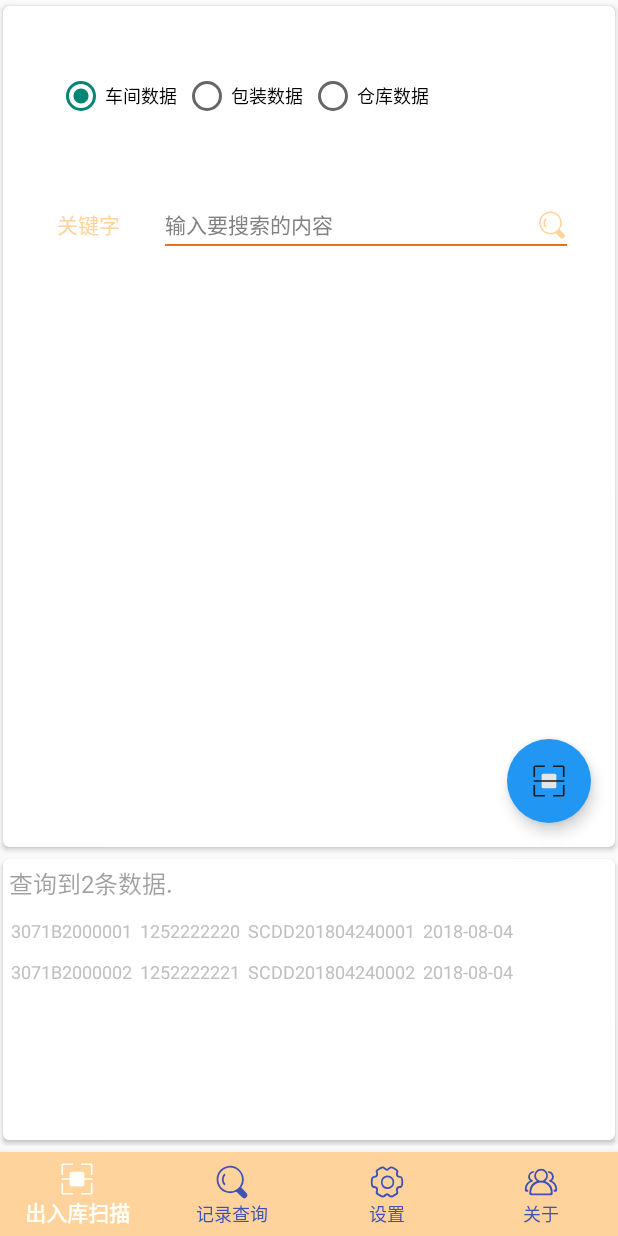
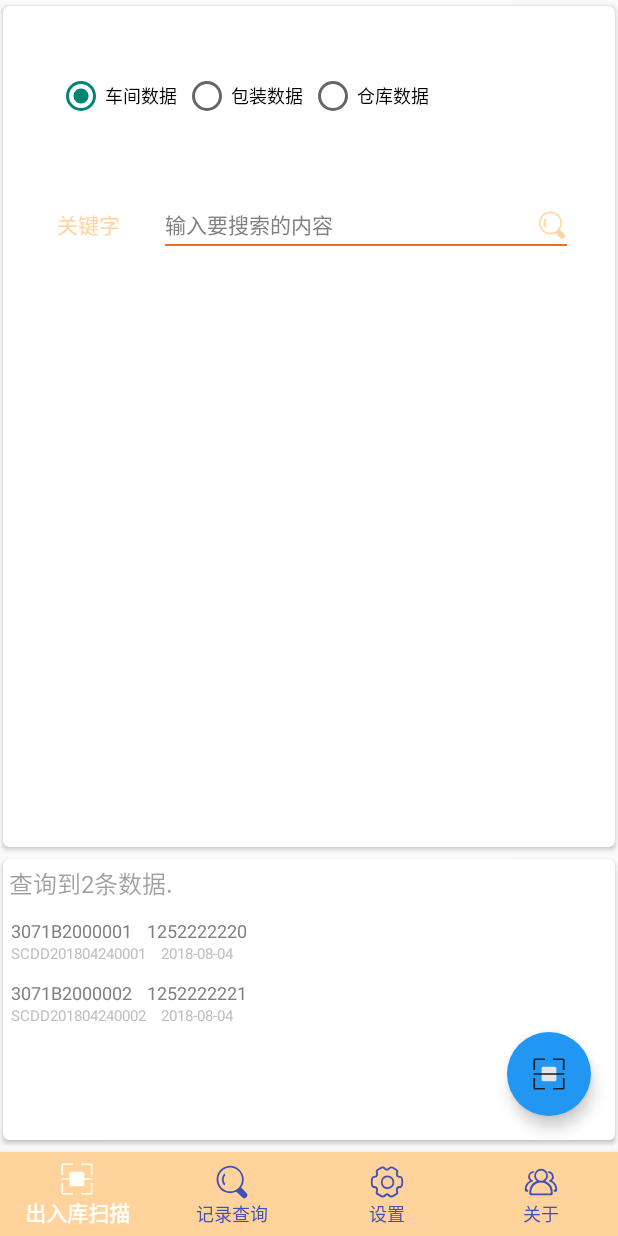
Before and after one commit to may2250/BarCodeSystem, an Android app: the fragment SearchFragment placed in its activity, after a tap on an icon or button, on a phone screen of 412 x 824 dp. Run offline under Robolectric (Android 15) with nearby library versions, the phone set to English and light mode, and no system bars; our stand-ins replace RxJava.

Commit message:
adanced RecyclerView function

```diff
--- a/android/app/build.gradle
+++ b/android/app/build.gradle
@@ -24,6 +24,9 @@ android {
         flatDir {
             dirs 'libs'
         }
+    }
+    dataBinding {
+        enabled = true
     }
     buildToolsVersion '28.0.1'
 }
--- a/android/app/src/main/res/layout/fragment_search.xml
+++ b/android/app/src/main/res/layout/fragment_search.xml
@@ -32,6 +32,7 @@
                 android:layout_marginBottom="@dimen/margin_tiny">
 
                 <RelativeLayout
+                    android:id="@+id/lay_radio"
                     android:layout_width="match_parent"
                     android:layout_height="@dimen/dp_80"
                     android:layout_marginLeft="@dimen/margin_large"
@@ -73,6 +74,7 @@
                 </RelativeLayout>
 
                 <RelativeLayout
+                    android:id="@+id/lay_search"
                     android:layout_width="match_parent"
                     android:layout_height="@dimen/dp_80"
                     android:layout_marginLeft="@dimen/margin_large"
@@ -125,19 +127,7 @@
                 </RelativeLayout>
 
             </LinearLayout>
-            <android.support.design.widget.FloatingActionButton
-                android:id="@+id/fab"
-                android:layout_width="wrap_content"
-                android:layout_height="wrap_content"
-                android:layout_gravity="right|bottom"
-                android:layout_margin="16dp"
-                android:src="@drawable/barcodescanner"
-                app:backgroundTint="@color/blue"
-                app:borderWidth="0dp"
-                app:elevation="6dp"
-                app:fabSize="normal"
-                app:pressedTranslationZ="10dp"
-                app:rippleColor="@color/blue_semi_transparent" />
+
 
         </android.support.v7.widget.CardView>
 
@@ -177,7 +167,23 @@
 
             </LinearLayout>
 
+            <android.support.design.widget.FloatingActionButton
+                android:id="@+id/fab"
+                android:layout_width="wrap_content"
+                android:layout_height="wrap_content"
+                android:layout_gravity="right|bottom"
+                android:layout_margin="16dp"
+                android:src="@drawable/barcodescanner"
+                app:backgroundTint="@color/blue"
+                app:borderWidth="0dp"
+                app:elevation="6dp"
+                app:fabSize="normal"
+                app:pressedTranslationZ="10dp"
+                app:rippleColor="@color/blue_semi_transparent" />
+
         </android.support.v7.widget.CardView>
+
+
 
     </LinearLayout>
 </android.support.constraint.ConstraintLayout>
--- a/android/app/src/main/res/layout/message_item.xml
+++ b/android/app/src/main/res/layout/message_item.xml
@@ -1,17 +1,21 @@
 <?xml version="1.0" encoding="utf-8"?>
 <LinearLayout xmlns:android="http://schemas.android.com/apk/res/android"
-    android:orientation="horizontal"
+    android:orientation="vertical"
     android:layout_width="match_parent"
     android:layout_height="wrap_content"
     android:layout_margin="5dp">
 
+    <LinearLayout
+        android:orientation="horizontal"
+        android:layout_width="match_parent"
+        android:layout_height="wrap_content">
         <TextView
             android:id="@+id/product_mac"
             android:layout_width="wrap_content"
             android:layout_height="wrap_content"
             android:layout_gravity="center_horizontal"
             android:textSize="12sp"
-        android:textColor="@color/tv_gray_normal"/>
+            android:textColor="@color/half_black"/>
 
         <TextView
             android:id="@+id/product_sn"
@@ -19,25 +23,31 @@
             android:layout_height="wrap_content"
             android:layout_gravity="center"
             android:textSize="12sp"
-        android:textColor="@color/tv_gray_normal"
-        android:layout_marginLeft="5dp"/>
+            android:textColor="@color/half_black"
+            android:layout_marginLeft="10dp"/>
+    </LinearLayout>
 
+    <LinearLayout
+        android:orientation="horizontal"
+        android:layout_width="match_parent"
+        android:layout_height="wrap_content">
         <TextView
             android:id="@+id/product_orderid"
             android:layout_width="wrap_content"
             android:layout_height="wrap_content"
             android:layout_gravity="center"
-        android:textSize="12sp"
-        android:textColor="@color/tv_gray_normal"
-        android:layout_marginLeft="5dp"/>
+            android:textSize="10sp"
+            android:textColor="@color/tv_gray_normal"/>
 
         <TextView
             android:id="@+id/product_optdate"
             android:layout_width="wrap_content"
             android:layout_height="wrap_content"
             android:layout_gravity="center"
-        android:textSize="12sp"
+            android:textSize="10sp"
             android:textColor="@color/tv_gray_normal"
-        android:layout_marginLeft="5dp"/>
+            android:layout_marginLeft="10dp"/>
 
     </LinearLayout>
+
+</LinearLayout>
```
Also changed, not shown: 1 other file. Lines whose indentation alone changed are shown as unchanged.
